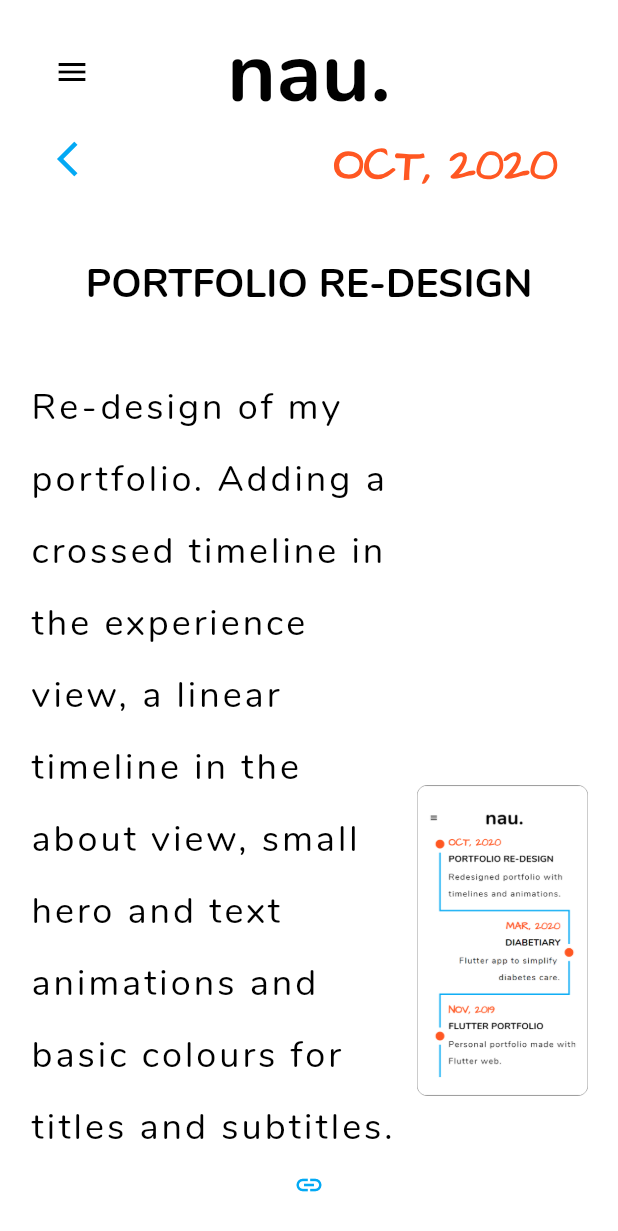
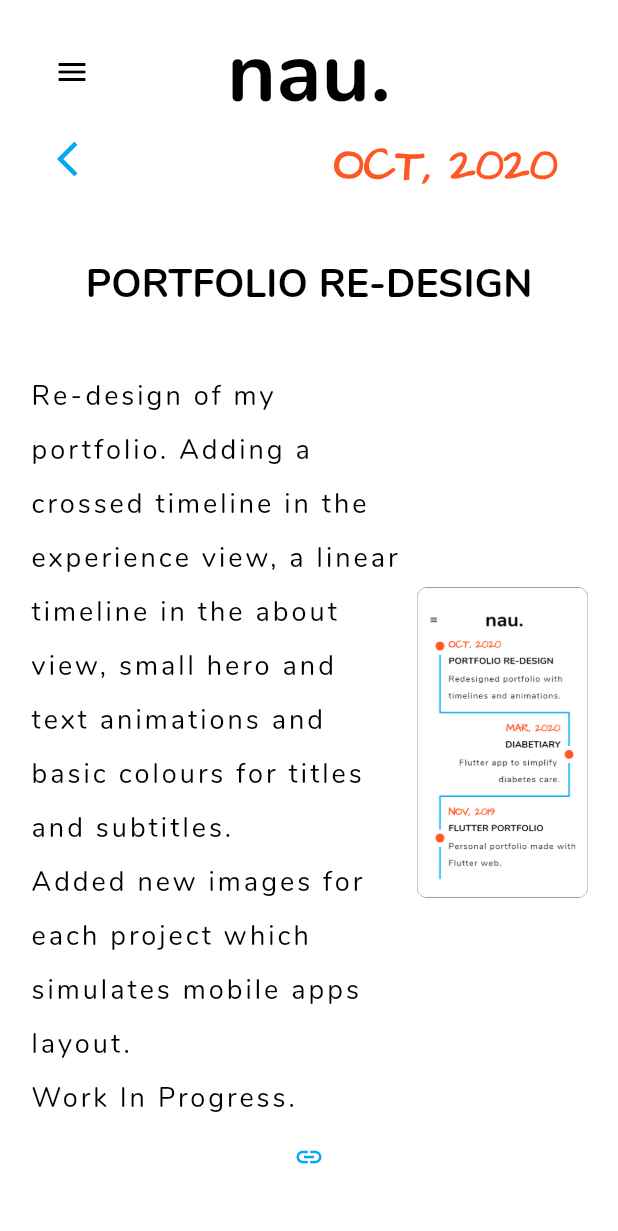
Before and after one commit to NauzetAduen/flutter_portfolio, a Flutter app: the ExperienceItemPage screen opened directly with sample values from the repository, on a phone screen of 412 x 824 dp. Shown: the top 1231 px of the screen. Run offline on Flutter 3.47's test engine with Material 2 defaults, Android fonts, the phone set to English and light mode, and no system bars; our stand-ins replace animated_text_kit, responsive_builder, timeline_tile; missing offline and left inert: dart:js.

Commit message:
ADD responsive fontsize

```diff
--- a/lib/widgets/experience_view/experience_item_view/experience_item_page.dart
+++ b/lib/widgets/experience_view/experience_item_view/experience_item_page.dart
@@ -1,6 +1,7 @@
 import 'dart:js' as js;
 
 import 'package:flutter/material.dart';
+import 'package:responsive_builder/responsive_builder.dart';
 
 import '../../CustomScaffold.dart';
 import '../../centered_widget/centered_widget.dart';
@@ -61,9 +62,17 @@
                   children: [
                     Expanded(
                       flex: 2,
-                      child: Text(
-                        expItem.desc,
-                        style: Theme.of(context).textTheme.headline5,
+                      child: ResponsiveBuilder(
+                        builder: (_, info) {
+                          return Text(expItem.desc,
+                              style: info.deviceScreenType ==
+                                      DeviceScreenType.mobile
+                                  ? Theme.of(context)
+                                      .textTheme
+                                      .headline5
+                                      .copyWith(fontSize: 18)
+                                  : Theme.of(context).textTheme.headline5);
+                        },
                       ),
                     ),
                     Expanded(
```
